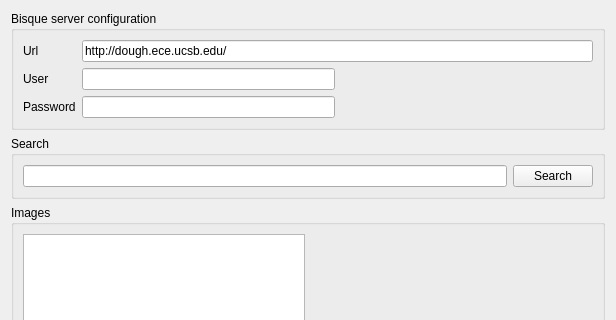
Qt form platform/bisque/source/tools/libbisque/src/bisqueAccess.ui (amilworks/ultra) before a commit; both pictures show x 0 to 616 and y 0 to 320 of the 616 by 672 pixel window.
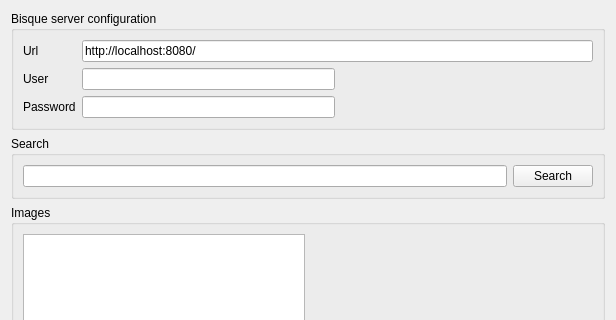
The same form after that commit.

```diff
--- a/platform/bisque/source/tools/libbisque/src/bisqueAccess.ui
+++ b/platform/bisque/source/tools/libbisque/src/bisqueAccess.ui
@@ -35,7 +35,7 @@
       <item row="0" column="1" colspan="2" >
        <widget class="QLineEdit" name="urlEdit" >
         <property name="text" >
-         <string>http://dough.ece.ucsb.edu/</string>
+         <string>http://localhost:8080/</string>
         </property>
        </widget>
       </item>
```
